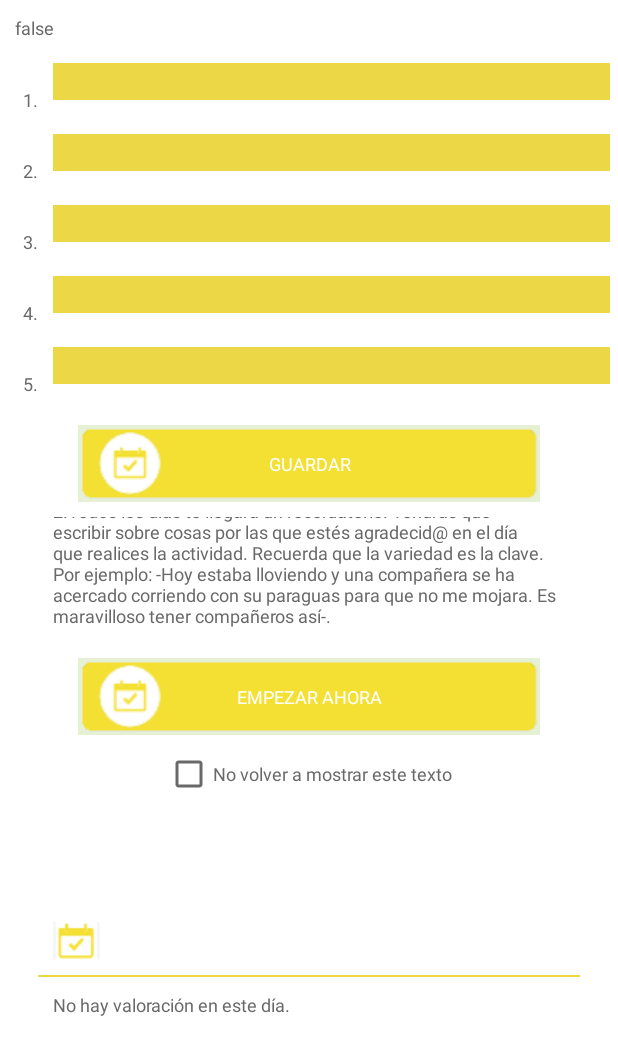
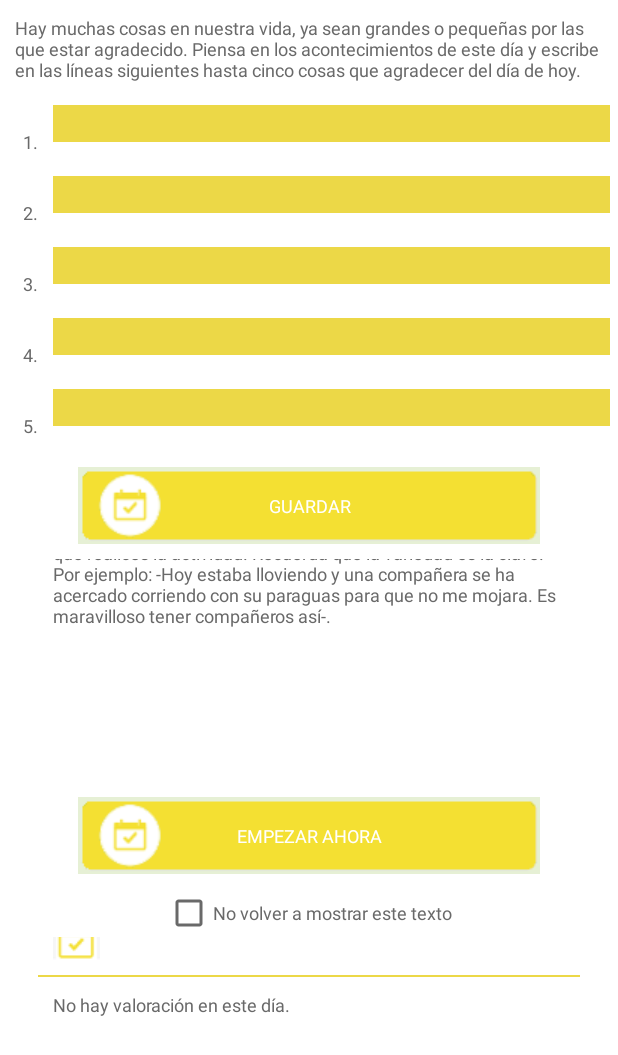
Before and after one commit to jmlorenzo50/HappMovil, an Android app: the layout valoracion_dia_content.xml on its own in the app's theme, with its tools: preview values and no code run, on a phone screen of 412 x 824 dp. Shown: the top 1055 px of the screen. Run offline under Robolectric (Android 15) with nearby library versions, the phone set to English and light mode, and no system bars.

Commit message:
Dos grupos para las instrucciones

```diff
--- a/app/src/main/res/layout/valoracion_dia_alta.xml
+++ b/app/src/main/res/layout/valoracion_dia_alta.xml
@@ -11,17 +11,14 @@
     android:layout_width="match_parent"
     android:layout_height="wrap_content"
     android:background="#ffffff"
-    android:orientation="vertical"
-    >
-
-
+    android:orientation="vertical">
 
     <TextView
         android:layout_width="match_parent"
         android:layout_height="wrap_content"
         android:layout_margin="10dp"
         android:fontFamily="sans-serif"
-        android:text="@+id/instrucciones_agradecimiento"
+        android:text="Hay muchas cosas en nuestra vida, ya sean grandes o pequeñas por las que estar agradecido. Piensa en los acontecimientos de este día y escribe en las líneas siguientes hasta cinco cosas que agradecer del día de hoy."
         android:textAlignment="viewStart"
         android:textColor="#696969"
         android:textSize="12dp"
--- a/app/src/main/res/layout/valoracion_dia_instrucciones.xml
+++ b/app/src/main/res/layout/valoracion_dia_instrucciones.xml
@@ -147,8 +147,8 @@
             android:textAlignment="viewStart"
             android:textColor="#696969"
             android:textSize="12dp" />
-
         <TextView
+            android:id="@+id/instrucciones_exp"
             android:layout_width="match_parent"
             android:layout_height="wrap_content"
             android:layout_margin="10dp"
@@ -156,8 +156,21 @@
             android:text="@string/valoracion_dia_cita_05"
             android:textAlignment="viewStart"
             android:textColor="#696969"
-            android:textSize="12dp" />
+            android:textSize="12dp"
+            android:visibility="visible"
 
+            />
+        <TextView
+            android:id="@+id/instrucciones_con"
+            android:layout_width="match_parent"
+            android:layout_height="wrap_content"
+            android:layout_margin="10dp"
+            android:fontFamily="sans-serif"
+            android:text="@string/valoracion_dia_control_05"
+            android:textAlignment="viewStart"
+            android:textColor="#696969"
+            android:textSize="12dp"
+            android:visibility="invisible"/>
 
         <!-- Botón -->
         <TextView
--- a/app/src/main/res/values/strings.xml
+++ b/app/src/main/res/values/strings.xml
@@ -52,12 +52,7 @@
     <string name="valoracion_dia_control_02">A continuación te vamos a proponer una actividad que puede tener un efecto positivo en tu bienestar si la realizas todos los días.</string>
     <string name="valoracion_dia_control_03">Esta actividad tendrá una duración de 7 días, una semana completa, sólo 7 días, pero es importante que no te saltes ninguno. Si esto sucediera, no te preocupes sigue al día siguiente, pero recuerda que para que sea efectivo tienes que ser consistente.</string>
     <string name="valoracion_dia_control_04">1.Te avisaremos cada día para  acceder a la aplicación. Procura que sea un momento en el que estés tranquilo y puedas dedicar al menos 5 minutos.</string>
-    <string name="valoracion_dia_control_05">2.Todos los días te llegará un recordatorio. Se trata de una tarea que mejorará tus habilidades de organización.Se trata de realizar un esquema mental de las cinco tareas principales que realizaste el día anterior  y escribirlas en forma de lista.Por ejemplo "Terminé el trabajo de historia","Apunté a los niños a natación","Ordené la ropa" </string>
-
-
-    <string name="instrucciones_agradecimiento">"Hay muchas cosas en nuestra vida, ya sean grandes o pequeñas por las que estar agradecido. Piensa en los acontecimientos de este día y escribe en las líneas siguientes hasta cinco cosas que agradecer del día de hoy."</string>
-    <string name="instrucciones_control">"Hay muchas cosas en nuestra vida, ya sean grandes o pequeñas por las que estar agradecido. Piensa en los acontecimientos de este día y escribe en las líneas siguientes hasta cinco cosas que agradecer del día de hoy."</string>
-
+    <string name="valoracion_dia_control_05">2.Todos los días te llegará un recordatorio.Se trata de una tarea que mejorará tus habilidades de organización en el que pensarás y escribirás en formato lista sobre las cinco tareas principales que realizaste el día anterior.Por ejemplo -Terminé el trabajo de historia,-Apunté a los niños a natación,-Ordené la ropa </string>
 
 
     <string name="instrucciones">Instrucciones</string>
```
Also changed, not shown: app/src/main/java/happ/es/happ/ValoracionDiaActivity.java (+26 -10 lines).
